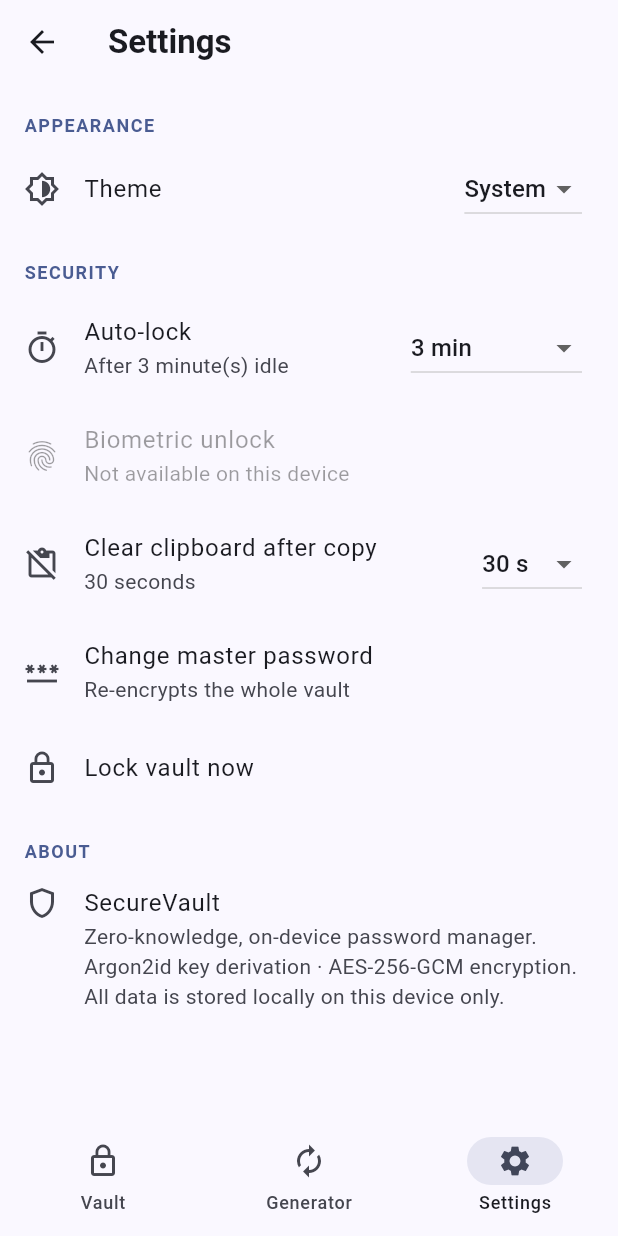
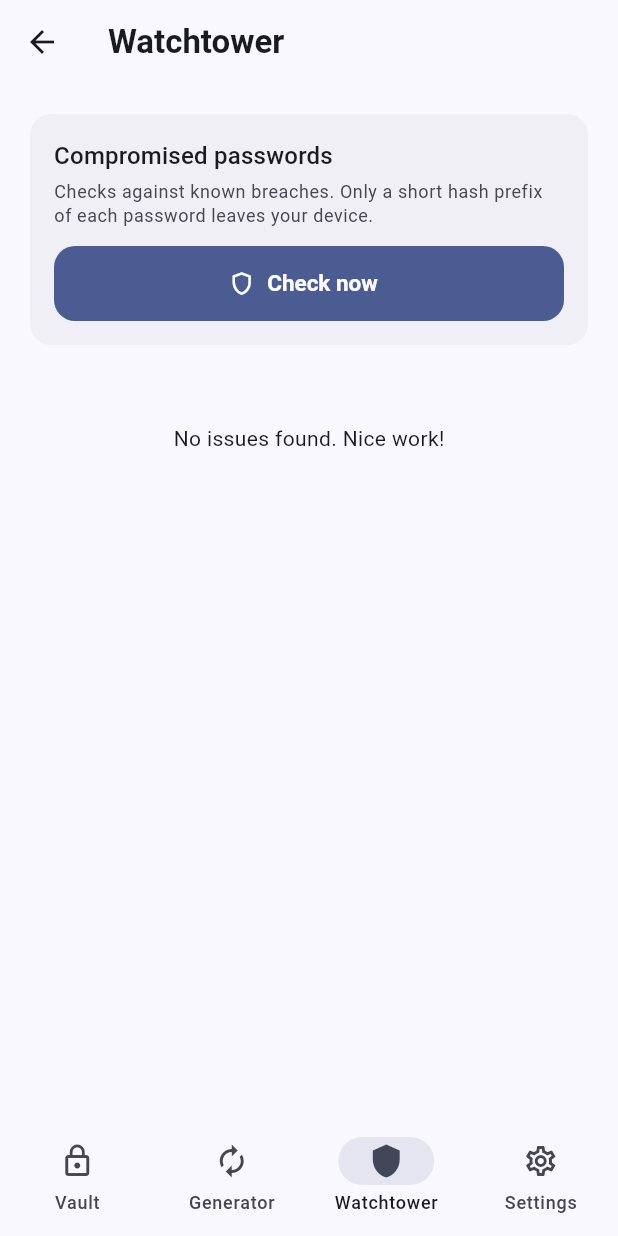
Before and after one commit to breaking-bash/securevault, a Flutter app: the HomeScreen screen opened directly, item 3 of the bottom bar chosen, on a phone screen of 412 x 824 dp. Run offline on Flutter 3.47's test engine with Material 3 defaults, Android fonts, the phone set to English and light mode, and no system bars; our stand-ins replace flutter_secure_storage, local_auth, sqflite_common_ffi; missing offline and left inert: cryptography, local_auth_android, mobile_scanner, otp; accounts and stored records are empty.

Commit message:
Add Watchtower vault health and breach check
Co-authored-by: Copilot App <223556219+Copilot@users.noreply.github.com>

```diff
--- /dev/null
+++ b/lib/services/watchtower_service.dart
@@ -0,0 +1,138 @@
+import 'dart:convert';
+import 'dart:io';
+
+import 'package:cryptography/cryptography.dart';
+
+import '../models/vault_entry.dart';
+import 'password_generator.dart';
+
+enum WatchtowerIssue { weak, reused, insecureUrl, missing2fa, old }
+
+class WatchtowerFinding {
+  final VaultEntry entry;
+  final WatchtowerIssue issue;
+  final String detail;
+  const WatchtowerFinding(this.entry, this.issue, this.detail);
+}
+
+/// Offline vault health analysis. Breach checking is separate and opt-in
+/// because it contacts the network.
+class WatchtowerService {
+  WatchtowerService._();
+  static final WatchtowerService instance = WatchtowerService._();
+
+  static const oldAfter = Duration(days: 365);
+
+  /// Domains known to support TOTP; used to nudge users to enable 2FA.
+  static const _twoFactorHosts = [
+    'google.com',
+    'github.com',
+    'microsoft.com',
+    'live.com',
+    'amazon.com',
+    'facebook.com',
+    'twitter.com',
+    'x.com',
+    'dropbox.com',
+    'apple.com',
+    'paypal.com',
+    'linkedin.com',
+    'instagram.com',
+    'reddit.com',
+    'discord.com',
+  ];
+
+  List<WatchtowerFinding> analyze(List<VaultEntry> entries, {DateTime? now}) {
+    final clock = now ?? DateTime.now();
+    final logins = entries.where((e) => e.type == EntryType.login).toList();
+    final findings = <WatchtowerFinding>[];
+
+    final byPassword = <String, List<VaultEntry>>{};
+    for (final e in logins) {
+      if (e.password.isNotEmpty) {
+        byPassword.putIfAbsent(e.password, () => []).add(e);
+      }
+    }
+
+    for (final e in logins) {
+      if (e.password.isNotEmpty &&
+          PasswordGenerator.instance.strength(e.password) <= 1) {
+        findings.add(
+            WatchtowerFinding(e, WatchtowerIssue.weak, 'Weak password'));
+      }
+      final same = byPassword[e.password];
+      if (e.password.isNotEmpty && same != null && same.length > 1) {
+        findings.add(WatchtowerFinding(e, WatchtowerIssue.reused,
+            'Password reused on ${same.length} items'));
+      }
+      if (e.url.toLowerCase().startsWith('http://')) {
+        findings.add(WatchtowerFinding(
+            e, WatchtowerIssue.insecureUrl, 'Site uses unencrypted HTTP'));
+      }
+      if ((e.totp ?? '').isEmpty && _supports2fa(e.url)) {
+        findings.add(WatchtowerFinding(e, WatchtowerIssue.missing2fa,
+            'Two-factor authentication available'));
+      }
+      if (e.password.isNotEmpty && clock.difference(e.updatedAt) > oldAfter) {
+        findings.add(WatchtowerFinding(
+            e, WatchtowerIssue.old, 'Password not changed in over a year'));
+      }
+    }
+    return findings;
+  }
+
+  bool _supports2fa(String url) {
+    final host = Uri.tryParse(url.contains('://') ? url : 'https://$url')
+        ?.host
+        .toLowerCase();
+    if (host == null || host.isEmpty) return false;
+    return _twoFactorHosts.any((d) => host == d || host.endsWith('.$d'));
+  }
+
+  /// Checks passwords against Have I Been Pwned using k-anonymity: only the
+  /// first 5 hex chars of each SHA-1 are sent. Returns entry id -> breach count.
+  Future<Map<String, int>> checkBreaches(List<VaultEntry> entries) async {
+    final result = <String, int>{};
+    final cache = <String, Map<String, int>>{};
+    final client = HttpClient()..connectionTimeout = const Duration(seconds: 10);
+    try {
+      for (final e in entries) {
+        if (e.type != EntryType.login || e.password.isEmpty) continue;
+        final hash = (await Sha1().hash(utf8.encode(e.password)))
+            .bytes
+            .map((b) => b.toRadixString(16).padLeft(2, '0'))
+            .join()
+            .toUpperCase();
+        final prefix = hash.substring(0, 5);
+        final suffix = hash.substring(5);
+        final range =
+            cache[prefix] ??= await _fetchRange(client, prefix);
+        final count = range[suffix] ?? 0;
+        if (count > 0) result[e.id] = count;
+      }
+    } finally {
+      client.close();
+    }
+    return result;
+  }
+
+  Future<Map<String, int>> _fetchRange(HttpClient client, String prefix) async {
+    final req = await client
+        .getUrl(Uri.parse('https://api.pwnedpasswords.com/range/$prefix'));
+    req.headers.set('Add-Padding', 'true');
+    final res = await req.close();
+    if (res.statusCode != 200) {
+      throw HttpException('Breach service returned ${res.statusCode}');
+    }
+    final body = await res.transform(utf8.decoder).join();
+    final map = <String, int>{};
+    for (final line in const LineSplitter().convert(body)) {
+      final parts = line.trim().split(':');
+      if (parts.length == 2) {
+        final n = int.tryParse(parts[1]) ?? 0;
+        if (n > 0) map[parts[0]] = n;
+      }
+    }
+    return map;
+  }
+}
--- a/lib/ui/screens/home_screen.dart
+++ b/lib/ui/screens/home_screen.dart
@@ -10,8 +10,9 @@ import 'entry_detail_screen.dart';
 import 'group_list_screen.dart';
 import 'note_edit_screen.dart';
 import 'settings_screen.dart';
+import 'watchtower_screen.dart';
 
-/// App shell: a 3-tab bottom navigation (Vault · Generator · Settings).
+/// App shell: a 4-tab bottom navigation (Vault · Generator · Watchtower · Settings).
 class HomeScreen extends StatefulWidget {
   const HomeScreen({super.key});
 
@@ -30,6 +31,7 @@ class _HomeScreenState extends State<HomeScreen> {
         children: const [
           _VaultTab(),
           _GeneratorTab(),
+          WatchtowerScreen(),
           SettingsScreen(),
         ],
       ),
@@ -45,6 +47,10 @@ class _HomeScreenState extends State<HomeScreen> {
               icon: Icon(Icons.autorenew_outlined),
               selectedIcon: Icon(Icons.autorenew),
               label: 'Generator'),
+          NavigationDestination(
+              icon: Icon(Icons.shield_outlined),
+              selectedIcon: Icon(Icons.shield),
+              label: 'Watchtower'),
           NavigationDestination(
               icon: Icon(Icons.settings_outlined),
               selectedIcon: Icon(Icons.settings),
--- /dev/null
+++ b/lib/ui/screens/watchtower_screen.dart
@@ -0,0 +1,159 @@
+import 'package:flutter/material.dart';
+import 'package:provider/provider.dart';
+
+import '../../services/watchtower_service.dart';
+import '../../state/vault_state.dart';
+import 'entry_detail_screen.dart';
+
+/// Vault health dashboard (weak, reused, insecure, 2FA, old, breached).
+class WatchtowerScreen extends StatefulWidget {
+  const WatchtowerScreen({super.key});
+
+  @override
+  State<WatchtowerScreen> createState() => _WatchtowerScreenState();
+}
+
+class _WatchtowerScreenState extends State<WatchtowerScreen> {
+  Map<String, int>? _breaches;
+  bool _checking = false;
+  String? _error;
+
+  Future<void> _checkBreaches() async {
+    final state = context.read<VaultState>();
+    setState(() {
+      _checking = true;
+      _error = null;
+    });
+    try {
+      final r = await WatchtowerService.instance.checkBreaches(state.entries);
+      if (mounted) setState(() => _breaches = r);
+    } catch (e) {
+      if (mounted) setState(() => _error = 'Breach check failed: $e');
+    } finally {
+      if (mounted) setState(() => _checking = false);
+    }
+  }
+
+  static const _titles = {
+    WatchtowerIssue.weak: ('Weak passwords', Icons.warning_amber_rounded),
+    WatchtowerIssue.reused: ('Reused passwords', Icons.copy_all_outlined),
+    WatchtowerIssue.insecureUrl: ('Unsecured websites', Icons.https_outlined),
+    WatchtowerIssue.missing2fa: ('Two-factor available', Icons.timer_outlined),
+    WatchtowerIssue.old: ('Old passwords', Icons.history),
+  };
+
+  @override
+  Widget build(BuildContext context) {
+    final state = context.watch<VaultState>();
+    final findings = WatchtowerService.instance.analyze(state.entries);
+    final scheme = Theme.of(context).colorScheme;
+    final breached = _breaches == null
+        ? const []
+        : state.entries.where((e) => _breaches!.containsKey(e.id)).toList();
+
+    return Scaffold(
+      appBar: AppBar(title: const Text('Watchtower')),
+      body: ListView(
+        children: [
+          Padding(
+            padding: const EdgeInsets.all(16),
+            child: Card(
+              child: Padding(
+                padding: const EdgeInsets.all(16),
+                child: Column(
+                  crossAxisAlignment: CrossAxisAlignment.start,
+                  children: [
+                    Text('Compromised passwords',
+                        style: Theme.of(context).textTheme.titleMedium),
+                    const SizedBox(height: 4),
+                    Text(
+                      'Checks against known breaches. Only a short hash prefix '
+                      'of each password leaves your device.',
+                      style: Theme.of(context)
+                          .textTheme
+                          .bodySmall
+                          ?.copyWith(color: scheme.onSurfaceVariant),
+                    ),
+                    const SizedBox(height: 12),
+                    FilledButton.icon(
+                      onPressed: _checking ? null : _checkBreaches,
+                      icon: _checking
+                          ? const SizedBox(
+                              width: 16,
+                              height: 16,
+                              child:
+                                  CircularProgressIndicator(strokeWidth: 2))
+                          : const Icon(Icons.shield_outlined),
+                      label: Text(_checking ? 'Checking…' : 'Check now'),
+                    ),
+                    if (_error != null)
+                      Padding(
+                        padding: const EdgeInsets.only(top: 8),
+                        child: Text(_error!,
+                            style: TextStyle(color: scheme.error)),
+                      ),
+                    if (_breaches != null && breached.isEmpty)
+                      const Padding(
+                        padding: EdgeInsets.only(top: 8),
+                        child: Text('No breached passwords found.'),
+                      ),
+                  ],
+                ),
+              ),
+            ),
+          ),
+          if (breached.isNotEmpty) ...[
+            _header(context, 'Breached passwords', Icons.gpp_bad_outlined,
+                breached.length, scheme.error),
+            for (final e in breached)
+              _tile(context, e.id, e.title,
+                  'Seen in ${_breaches![e.id]} breaches'),
+          ],
+          for (final issue in WatchtowerIssue.values)
+            ..._section(context, issue, findings),
+          if (findings.isEmpty && breached.isEmpty)
+            const Padding(
+              padding: EdgeInsets.all(32),
+              child: Center(child: Text('No issues found. Nice work!')),
+            ),
+        ],
+      ),
+    );
+  }
+
+  List<Widget> _section(BuildContext context, WatchtowerIssue issue,
+      List<WatchtowerFinding> all) {
+    final items = all.where((f) => f.issue == issue).toList();
+    if (items.isEmpty) return const [];
+    final (title, icon) = _titles[issue]!;
+    return [
+      _header(context, title, icon, items.length,
+          Theme.of(context).colorScheme.onSurfaceVariant),
+      for (final f in items) _tile(context, f.entry.id, f.entry.title, f.detail),
+    ];
+  }
+
+  Widget _header(BuildContext context, String title, IconData icon, int count,
+      Color color) {
+    return Padding(
+      padding: const EdgeInsets.fromLTRB(16, 16, 16, 4),
+      child: Row(children: [
+        Icon(icon, color: color),
+        const SizedBox(width: 8),
+        Expanded(
+            child: Text(title, style: Theme.of(context).textTheme.titleSmall)),
+        Text('$count'),
+      ]),
+    );
+  }
+
+  Widget _tile(BuildContext context, String id, String title, String detail) {
+    return ListTile(
+      title: Text(title.isEmpty ? '(untitled)' : title),
+      subtitle: Text(detail),
+      trailing: const Icon(Icons.chevron_right),
+      onTap: () => Navigator.of(context).push(
+          MaterialPageRoute(builder: (_) => EntryDetailScreen(entryId: id))),
+    );
+  }
+}
```
Also changed, not shown: 1 other file.
